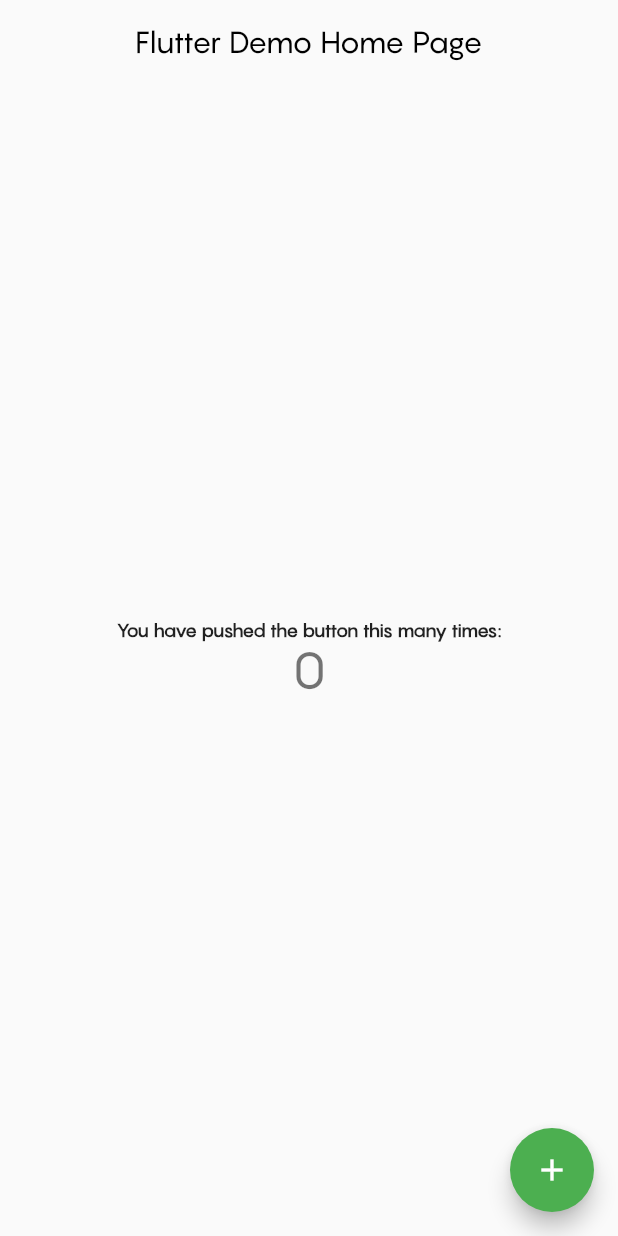
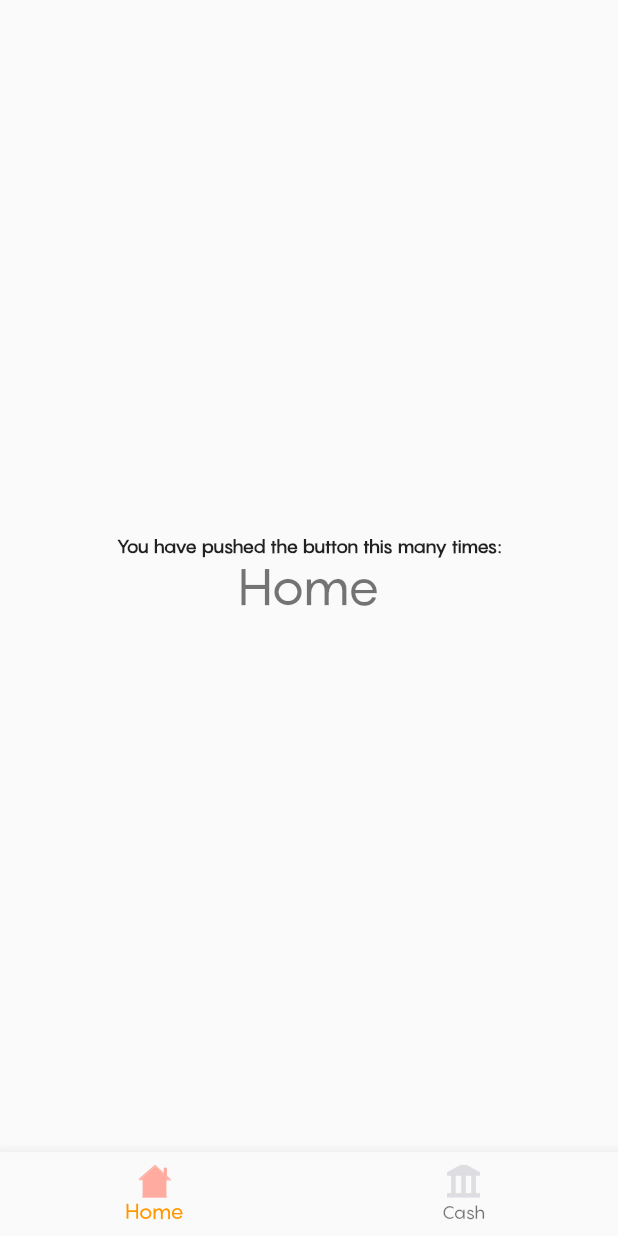
Before and after one commit to Danzo-bit/moniUI, a Flutter app: the screen it shows after launch, on a phone screen of 412 x 824 dp. Run offline on Flutter 3.47's test engine with Material 2 defaults, Android fonts, the phone set to English and light mode, and no system bars; our stand-ins replace flutter_svg.

Commit message:
adds page controller

```diff
--- a/lib/config/app_theme.dart
+++ b/lib/config/app_theme.dart
@@ -1,8 +1,10 @@
 import 'package:flutter/material.dart';
 
 final appTheme = ThemeData(
-    primarySwatch: Colors.green,
+    primarySwatch: Colors.orange,
     appBarTheme:
         const AppBarTheme(backgroundColor: Colors.transparent, elevation: 0, centerTitle: true),
     textTheme:
-        const TextTheme(headlineMedium: TextStyle(fontFamily: "Pangram")));
+        const TextTheme(
+          headlineMedium: TextStyle(fontFamily: "Pangram"),
+          ));
--- a/lib/main.dart
+++ b/lib/main.dart
@@ -1,4 +1,9 @@
+// ignore_for_file: deprecated_member_use
+
 import 'package:flutter/material.dart';
+import 'package:flutter_svg/svg.dart';
+import 'package:moni_ui/screens/cash.dart';
+import 'package:moni_ui/screens/home.dart';
 
 import 'config/app_theme.dart';
 
@@ -14,62 +19,50 @@ class MyApp extends StatelessWidget {
     return MaterialApp(
       title: 'Flutter Demo',
       theme: appTheme,
-      home: const MyHomePage(title: 'Flutter Demo Home Page'),
+      home: const PageController(),
     );
   }
 }
 
-class MyHomePage extends StatefulWidget {
-  const MyHomePage({super.key, required this.title});
-
-  final String title;
+class PageController extends StatefulWidget {
+  const PageController({
+    super.key,
+  });
 
   @override
-  State<MyHomePage> createState() => _MyHomePageState();
+  State<PageController> createState() => _PageControllerState();
 }
 
-class _MyHomePageState extends State<MyHomePage> {
-  int _counter = 0;
-
-  void _incrementCounter() {
-    setState(() {
-      _counter++;
-    });
-  }
+class _PageControllerState extends State<PageController> {
+  int _currentIndex = 0;
+  List screens = const [Home(), Cash()];
 
   @override
   Widget build(BuildContext context) {
     return Scaffold(
-      appBar: AppBar(
-        centerTitle: true,
-        title: Text(
-          widget.title,
-          style: TextStyle(fontFamily: "Pangram", color: Colors.black),
-        ),
-      ),
-      body: Center(
-        child: Column(
-          mainAxisAlignment: MainAxisAlignment.center,
-          children: <Widget>[
-            const Text(
-              'You have pushed the button this many times:',
-              style: TextStyle(
-                  fontFamily: "Pangram",
-                  fontWeight: FontWeight.w700,
-                  fontSize: 12),
-            ),
-            Text(
-              '$_counter',
-              style: Theme.of(context).textTheme.headlineMedium,
-            ),
-          ],
-        ),
-      ),
-      floatingActionButton: FloatingActionButton(
-        onPressed: _incrementCounter,
-        tooltip: 'Increment',
-        child: const Icon(Icons.add),
-      ), // This trailing comma makes auto-formatting nicer for build methods.
+      bottomNavigationBar: BottomNavigationBar(
+          selectedLabelStyle: const TextStyle(fontFamily: "Pangram"),
+          unselectedLabelStyle: const TextStyle(fontFamily: "Pangram"),
+          selectedItemColor: Colors.orange,
+          currentIndex: _currentIndex,
+          onTap: (value) => setState(() {
+                _currentIndex = value;
+              }),
+          items: [
+            BottomNavigationBarItem(
+                icon: SvgPicture.asset("assets/home.svg",
+                    color: _currentIndex == 0
+                        ? const Color(0xFFFFAB9F)
+                        : const Color(0xFFDEDDE1)),
+                label: "Home"),
+            BottomNavigationBarItem(
+                icon: SvgPicture.asset("assets/cash.svg",
+                    color: _currentIndex == 1
+                        ? const Color(0xFFFFAB9F)
+                        : const Color(0xFFDEDDE1)),
+                label: "Cash"),
+          ]),
+      body: screens[_currentIndex],
     );
   }
 }
--- /dev/null
+++ b/lib/screens/cash.dart
@@ -0,0 +1,29 @@
+import 'package:flutter/material.dart';
+
+class Cash extends StatelessWidget {
+  const Cash({super.key});
+
+  @override
+  Widget build(BuildContext context) {
+    return Scaffold(
+      body: Center(
+      child: Column(
+        mainAxisAlignment: MainAxisAlignment.center,
+        children: <Widget>[
+          const Text(
+            'You have pushed the button this many times:',
+            style: TextStyle(
+                fontFamily: "Pangram",
+                fontWeight: FontWeight.w700,
+                fontSize: 12),
+          ),
+          Text(
+            'Cash',
+            style: Theme.of(context).textTheme.headlineMedium,
+          ),
+        ],
+      ),
+    ),
+    );
+  }
+}
--- /dev/null
+++ b/lib/screens/home.dart
@@ -0,0 +1,29 @@
+import 'package:flutter/material.dart';
+
+class Home extends StatelessWidget {
+  const Home({super.key});
+
+  @override
+  Widget build(BuildContext context) {
+    return Scaffold(
+      body: Center(
+        child: Column(
+          mainAxisAlignment: MainAxisAlignment.center,
+          children: <Widget>[
+            const Text(
+              'You have pushed the button this many times:',
+              style: TextStyle(
+                  fontFamily: "Pangram",
+                  fontWeight: FontWeight.w700,
+                  fontSize: 12),
+            ),
+            Text(
+              'Home',
+              style: Theme.of(context).textTheme.headlineMedium,
+            ),
+          ],
+        ),
+      ),
+    );
+  }
+}
```
Also changed, not shown: pubspec.yaml (+4 -3 lines), assets/cash.svg (added), assets/home.svg (added), pubspec.lock.
